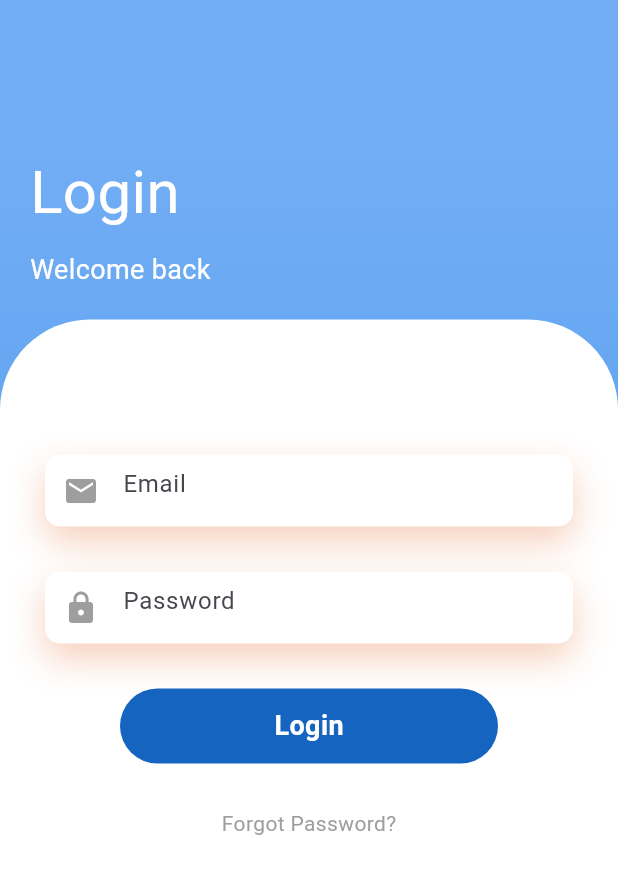
After one commit to aquib-sh/geotales, a Flutter app: the LoginPage screen opened directly, on a phone screen of 412 x 824 dp. The commit adds this screen. Shown: the top 874 px of the screen. Run offline on Flutter 3.47's test engine with Material 2 defaults, Android fonts, the phone set to English and light mode, and no system bars; statements that could not run were skipped; project files that could hold a hidden picture were left out.

Commit message:
Add providers, loginscreen

```diff
--- a/lib/main.dart
+++ b/lib/main.dart
@@ -1,5 +1,8 @@
 import 'package:flutter/material.dart';
+import 'package:geotales/providers/map_provider.dart';
+import 'package:geotales/providers/session_provider.dart';
 import 'package:geotales/screens/splash_screen.dart';
+import 'package:provider/provider.dart';
 
 void main() {
   runApp(const MyApp());
@@ -11,7 +14,12 @@ class MyApp extends StatelessWidget {
   // This widget is the root of your application.
   @override
   Widget build(BuildContext context) {
-    return MaterialApp(
+    return MultiProvider(
+      providers: [
+        ChangeNotifierProvider(create: (context) => SessionProvider()),
+        ChangeNotifierProvider(create: (context) => MapProvider())
+      ],
+      child: MaterialApp(
         debugShowCheckedModeBanner: false,
         title: 'Flutter Demo',
         theme: ThemeData(
@@ -19,6 +27,7 @@ class MyApp extends StatelessWidget {
           useMaterial3: true,
         ),
         home: SplashScreen(),
+      ),
     );
   }
 }
--- /dev/null
+++ b/lib/screens/login_screen.dart
@@ -0,0 +1,148 @@
+import 'package:flutter/material.dart';
+
+class LoginPage extends StatelessWidget {
+  const LoginPage({super.key});
+
+  @override
+  Widget build(BuildContext context) {
+    return Scaffold(
+      body: Container(
+        decoration: const BoxDecoration(
+          gradient: LinearGradient(
+            begin: Alignment.topCenter,
+            end: Alignment.bottomCenter,
+            colors: [
+              Color(0xFF73AEF5),
+              Color(0xFF61A4F1),
+              Color(0xFF478DE0),
+              Color(0xFF398AE5),
+            ],
+            stops: [0.1, 0.4, 0.7, 0.9],
+          ),
+        ),
+        child: Column(
+          crossAxisAlignment: CrossAxisAlignment.start,
+          children: <Widget>[
+            const SizedBox(height: 80),
+            const Padding(
+              padding: EdgeInsets.all(20),
+              child: Column(
+                crossAxisAlignment: CrossAxisAlignment.start,
+                children: <Widget>[
+                  Text(
+                    'Login',
+                    style: TextStyle(
+                      color: Colors.white,
+                      fontSize: 40,
+                    ),
+                  ),
+                  SizedBox(height: 10),
+                  Text(
+                    'Welcome back',
+                    style: TextStyle(
+                      color: Colors.white,
+                      fontSize: 18,
+                    ),
+                  ),
+                ],
+              ),
+            ),
+            Expanded(
+              child: Container(
+                decoration: const BoxDecoration(
+                  color: Colors.white,
+                  borderRadius: BorderRadius.only(
+                    topLeft: Radius.circular(60),
+                    topRight: Radius.circular(60),
+                  ),
+                ),
+                child: Padding(
+                  padding: const EdgeInsets.all(30),
+                  child: Column(
+                    children: <Widget>[
+                      const SizedBox(height: 60),
+                      Container(
+                        decoration: BoxDecoration(
+                          color: Colors.white,
+                          borderRadius: BorderRadius.circular(10),
+                          boxShadow: const [
+                            BoxShadow(
+                              color: Color.fromRGBO(225, 95, 27, .3),
+                              blurRadius: 20,
+                              offset: Offset(0, 10),
+                            ),
+                          ],
+                        ),
+                        child: const TextField(
+                          decoration: InputDecoration(
+                            hintText: "Email",
+                            prefixIcon: Icon(
+                              Icons.email,
+                              color: Colors.grey,
+                            ),
+                            border: InputBorder.none,
+                          ),
+                        ),
+                      ),
+                      const SizedBox(height: 30),
+                      Container(
+                        decoration: BoxDecoration(
+                          color: Colors.white,
+                          borderRadius: BorderRadius.circular(10),
+                          boxShadow: const [
+                            BoxShadow(
+                              color: Color.fromRGBO(225, 95, 27, .3),
+                              blurRadius: 20,
+                              offset: Offset(0, 10),
+                            ),
+                          ],
+                        ),
+                        child: const TextField(
+                          obscureText: true,
+                          decoration: InputDecoration(
+                            hintText: "Password",
+                            prefixIcon: Icon(
+                              Icons.lock,
+                              color: Colors.grey,
+                            ),
+                            border: InputBorder.none,
+                          ),
+                        ),
+                      ),
+                      const SizedBox(height: 30),
+                      Container(
+                        height: 50,
+                        margin: const EdgeInsets.symmetric(horizontal: 50),
+                        decoration: BoxDecoration(
+                          borderRadius: BorderRadius.circular(50),
+                          color: Colors.blue[800],
+                        ),
+                        child: const Center(
+                          child: Text(
+                            "Login",
+                            style: TextStyle(
+                              color: Colors.white,
+                              fontSize: 18,
+                              fontWeight: FontWeight.bold,
+                            ),
+                          ),
+                        ),
+                      ),
+                      const SizedBox(height: 30),
+                      const Text(
+                        "Forgot Password?",
+                        style: TextStyle(
+                          color: Colors.grey,
+                        ),
+                      ),
+                    ],
+                  ),
+                ),
+              ),
+            ),
+          ],
+        ),
+      ),
+    );
+  }
+}
--- a/lib/screens/splash_screen.dart
+++ b/lib/screens/splash_screen.dart
@@ -16,7 +16,7 @@ class _SplashScreenState extends State<SplashScreen>
 
     _animationController = AnimationController(
       vsync: this,
-      duration: Duration(milliseconds: 1500),
+      duration: const Duration(milliseconds: 1500),
     );
 
     _animation = Tween<double>(begin: 0, end: 1).animate(
@@ -51,14 +51,14 @@ class _SplashScreenState extends State<SplashScreen>
                   child: child,
                 );
               },
-              child: Icon(
+              child: const Icon(
                 Icons.public,
                 size: 100,
                 color: Colors.lightBlueAccent,
               ),
             ),
-            SizedBox(height: 20),
-            Text(
+            const SizedBox(height: 20),
+            const Text(
               'GeoTales',
               style: TextStyle(
                 fontSize: 24,
@@ -66,8 +66,8 @@ class _SplashScreenState extends State<SplashScreen>
                 color: Colors.black,
               ),
             ),
-            SizedBox(height: 40),
-            CircularProgressIndicator(),
+            const SizedBox(height: 40),
+            const CircularProgressIndicator(),
           ],
         ),
       ),
--- a/pubspec.yaml
+++ b/pubspec.yaml
@@ -36,6 +36,7 @@ dependencies:
   # The following adds the Cupertino Icons font to your application.
   # Use with the CupertinoIcons class for iOS style icons.
   cupertino_icons: ^1.0.2
+  provider: ^6.0.5
 
 dev_dependencies:
   flutter_test:
```
Lines whose indentation alone changed are shown as unchanged.
